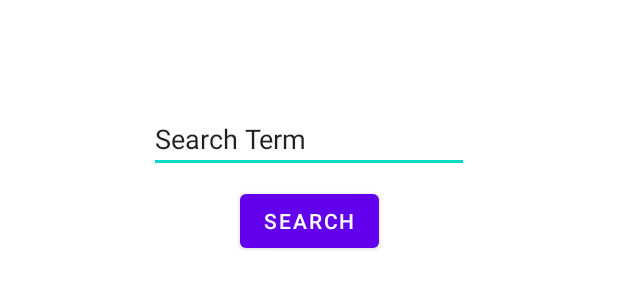
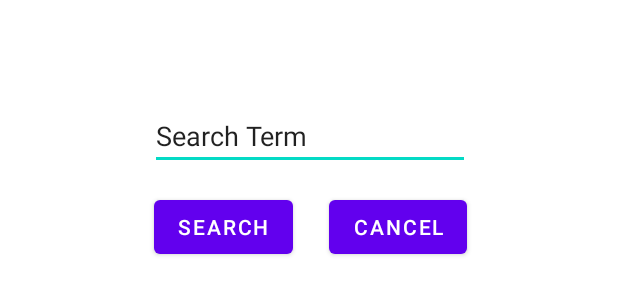
Before and after one commit to rrubin1219/Audio, an Android app: the layout activity_book_search.xml on its own in the app's theme, with its tools: preview values and no code run, on a phone screen of 412 x 824 dp. Shown: the top 300 px of the screen. Run offline under Robolectric (Android 15) with nearby library versions, the phone set to English and light mode, and no system bars.

Commit message:
Added cancel button and dialog activity

```diff
--- a/app/src/main/AndroidManifest.xml
+++ b/app/src/main/AndroidManifest.xml
@@ -11,7 +11,8 @@
         android:theme="@style/Theme.AudioBB">
         <activity
             android:name=".BookSearchActivity"
-            android:exported="true" />
+            android:exported="true"
+            android:theme="@style/Theme.AppCompat.Dialog"/>
         <activity
             android:name=".MainActivity"
             android:exported="true">
--- a/app/src/main/java/edu/temple/audiobb/BookSearchActivity.kt
+++ b/app/src/main/java/edu/temple/audiobb/BookSearchActivity.kt
@@ -1,5 +1,7 @@
 package edu.temple.audiobb
 
+import android.app.AlertDialog
+import android.app.Dialog
 import androidx.appcompat.app.AppCompatActivity
 import android.os.Bundle
 
@@ -7,5 +9,7 @@ class BookSearchActivity : AppCompatActivity() {
     override fun onCreate(savedInstanceState: Bundle?) {
         super.onCreate(savedInstanceState)
         setContentView(R.layout.activity_book_search)
+        title = "Search"
+
     }
 }
--- a/app/src/main/res/layout/activity_book_search.xml
+++ b/app/src/main/res/layout/activity_book_search.xml
@@ -10,21 +10,34 @@
         android:id="@+id/searchView"
         android:layout_width="wrap_content"
         android:layout_height="wrap_content"
-        android:layout_marginTop="70dp"
+        android:layout_marginTop="68dp"
         android:ems="10"
         android:inputType="textPersonName"
-        app:layout_constraintEnd_toEndOf="parent"
-        app:layout_constraintStart_toStartOf="parent"
+        app:layout_constraintEnd_toEndOf="@+id/cancel"
+        app:layout_constraintStart_toStartOf="@+id/search"
         app:layout_constraintTop_toTopOf="parent"
         tools:text="Search Term" />
 
     <Button
-        android:id="@+id/button"
+        android:id="@+id/search"
         android:layout_width="wrap_content"
         android:layout_height="wrap_content"
-        android:layout_marginTop="8dp"
+        android:layout_marginStart="1dp"
+        android:layout_marginTop="14dp"
+        android:layout_marginEnd="24dp"
         android:text="Search"
-        app:layout_constraintEnd_toEndOf="parent"
+        app:layout_constraintEnd_toStartOf="@+id/cancel"
+        app:layout_constraintHorizontal_chainStyle="packed"
         app:layout_constraintStart_toStartOf="parent"
         app:layout_constraintTop_toBottomOf="@+id/searchView" />
+
+    <Button
+        android:id="@+id/cancel"
+        android:layout_width="wrap_content"
+        android:layout_height="wrap_content"
+        android:layout_marginTop="14dp"
+        android:text="Cancel"
+        app:layout_constraintEnd_toEndOf="parent"
+        app:layout_constraintStart_toEndOf="@+id/search"
+        app:layout_constraintTop_toBottomOf="@+id/searchView" />
 </androidx.constraintlayout.widget.ConstraintLayout>
```
Also changed, not shown: app/src/main/java/edu/temple/audiobb/MainActivity.kt (+9 -0 lines), app/src/main/res/layout/activity_main.xml (+17 -2 lines).
